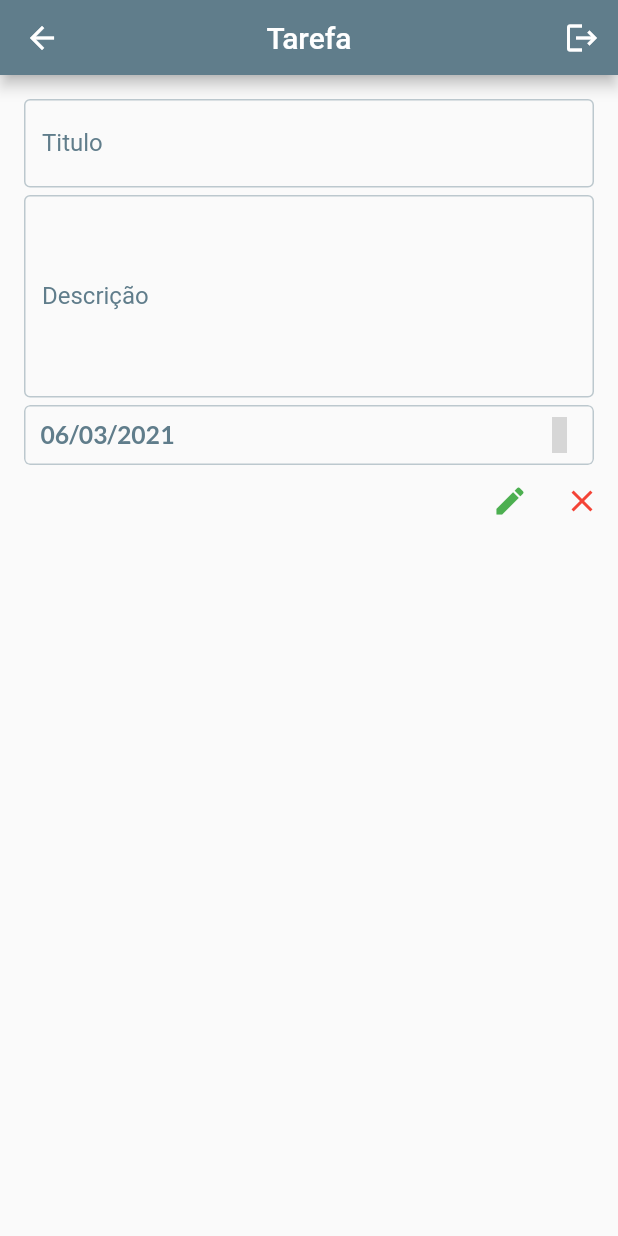
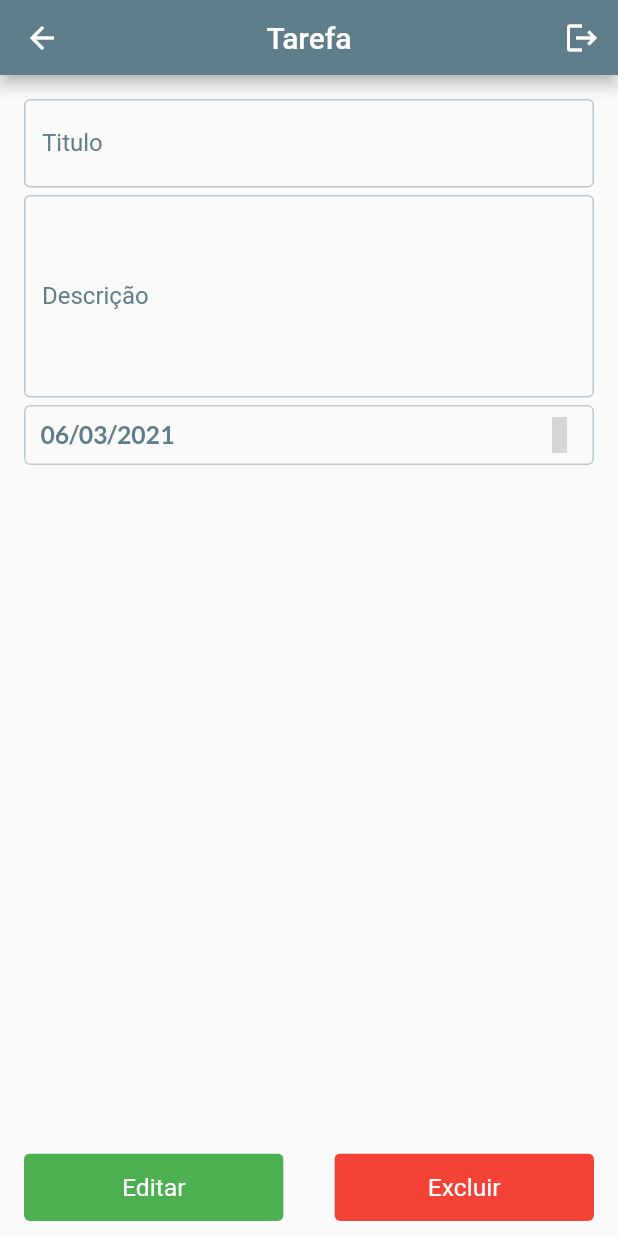
Before and after one commit to weldonsouza/flutter_test_dev, a Flutter app: the TaskList screen opened directly, on a phone screen of 412 x 824 dp. Run offline on Flutter 3.47's test engine with Material 2 defaults, Android fonts, the light colour scheme and no system bars; our stand-ins replace firebase_auth, material_design_icons_flutter, sqflite; accounts and stored records are empty; statements that could not run were skipped; grey boxes are pictures that could not be loaded.

Commit message:
Criando tela de tarefa

```diff
--- a/lib/controller/task_controller.dart
+++ b/lib/controller/task_controller.dart
@@ -14,31 +14,64 @@ final FocusNode descriptionFocusTask = FocusNode();
 
 var idTask;
 
-saveDataTask() async {
-  if (formKeyTask.currentState.validate()) {
+//Atualizar tarefa
+updateDataTask(context, idTask) async {
+  if (titleControllerTask.text.isNotEmpty &&
+      descriptionControllerTask.text.isNotEmpty) {
+    //Converter o formato da data
     if (dateSelected != null) {
       dateFormatTask = '${DateFormat('dd/MM/yyyy').format(dateSelected)}';
     } else {
       dateFormatTask = '$dataIni';
     }
 
-    //Salvar dados no sqlite
-    var dataSave = await dbBase.updateBaseDB(
+    //Atualizar dados no sqlite
+    var dataUpdate = await dbBase.updateBaseDB(
       BaseModel(
-          id: idTask,
-          title: titleControllerTask.text,
-          description: descriptionControllerTask.text,
-          date: dateFormatTask,
+        id: int.parse(idTask),
+        title: titleControllerTask.text,
+        description: descriptionControllerTask.text,
+        date: dateFormatTask,
+        maker: userMaker,
       ),
     );
 
-    print(dataSave);
-    if (dataSave > 0) {
+    if (dataUpdate > 0) {
+      onMSG(
+        scaffoldKeyTask,
+        '${descriptionControllerTask.text} alterado com sucesso!',
+      );
+
       idTask = '';
       titleControllerTask.text = '';
       descriptionControllerTask.text = '';
+
+      Future.delayed(Duration(milliseconds: 1000), () {
+        Navigator.of(context).pop();
+      });
     }
   } else {
-    onMSG(scaffoldKeyTask , 'Campos obrigatórios!');
+    onMSG(scaffoldKeyTask, 'Campos obrigatórios!');
   }
 }
+
+//Deletar terefa
+deleteTask(context, idTask) async {
+  if (titleControllerTask.text.isNotEmpty &&
+      descriptionControllerTask.text.isNotEmpty) {
+    //Exluir a tarefa
+    var dataDelete = await dbBase.deleteBaseDB(idTask);
+
+    if (dataDelete == 1) {
+      titleControllerTask.text = '';
+      descriptionControllerTask.text = '';
+
+      onMSG(scaffoldKeyTask,
+          '${descriptionControllerTask.text} excluido com sucesso!');
+
+      Future.delayed(Duration(milliseconds: 1000), () {
+        Navigator.of(context).pop();
+      });
+    }
+  }
+}
--- a/lib/view/task_list/task_list.dart
+++ b/lib/view/task_list/task_list.dart
@@ -1,13 +1,21 @@
 import 'package:flutter/material.dart';
 import 'package:flutter_test_dev/components/custom_appbar.dart';
+import 'package:flutter_test_dev/components/custom_text_field.dart';
 import 'package:flutter_test_dev/controller/global_functions.dart';
 import 'package:flutter_test_dev/controller/task_controller.dart';
 import 'package:flutter_test_dev/utils/globals.dart';
 import 'package:intl/intl.dart';
 import 'package:material_design_icons_flutter/material_design_icons_flutter.dart';
 
+// ignore: must_be_immutable
 class TaskList extends StatefulWidget {
-  TaskList({Key key}) : super(key: key);
+  int id;
+  String title;
+  String description;
+  String date;
+
+  TaskList({this.id, this.title, this.description, this.date, Key key})
+      : super(key: key);
 
   @override
   _TaskListState createState() => _TaskListState();
@@ -17,13 +25,15 @@ class _TaskListState extends State<TaskList> {
   @override
   void initState() {
     super.initState();
-    titleControllerTask.text = '';
-    descriptionControllerTask.text = '';
-    dateSelected = DateTime.now();
+    idTask = '';
+    titleControllerTask.text = widget.title;
+    descriptionControllerTask.text = widget.description;
+    dateSelected = DateFormat('dd/MM/yyyy').parse(widget.date);
   }
 
   @override
   Widget build(BuildContext context) {
+    //Vereficar se a data esta vazia
     var dateFormatTask = Container(
       alignment: Alignment.center,
       child: dateSelected != null
@@ -50,96 +60,62 @@ class _TaskListState extends State<TaskList> {
     );
 
     return Scaffold(
+      key: scaffoldKeyTask,
+      resizeToAvoidBottomInset: false,
       appBar: PreferredSize(
         preferredSize: Size.fromHeight(50.0),
         child: CustomAppBar('Tarefa'),
       ),
-      body: SingleChildScrollView(
-        child: Form(
+      body: Form(
         key: formKeyTask,
+        child: Stack(
+          children: [
+            Positioned(
+              child: Align(
+                alignment: FractionalOffset.bottomRight,
+                child: Row(
+                  mainAxisAlignment: MainAxisAlignment.spaceBetween,
+                  crossAxisAlignment: CrossAxisAlignment.center,
+                  mainAxisSize: MainAxisSize.max,
+                  children: [
+                    Padding(
+                      padding: EdgeInsets.only(left: 16),
+                      child: _button('Editar', Colors.green),
+                    ),
+                    Padding(
+                      padding: EdgeInsets.only(right: 16),
+                      child: _button('Excluir', Colors.red),
+                    ),
+                  ],
+                ),
+              ),
+            ),
+            SingleChildScrollView(
               child: Column(
                 children: [
-              Container(
-                width: mediaQuery(context, 1),
-                margin: EdgeInsets.only(
-                  top: 16,
-                  left: 16,
-                  right: 16,
-                  bottom: 5,
-                ),
-                child: TextFormField(
+                  CustomTextField(
+                    labelText: 'Titulo',
+                    marginTop: 16,
+                    marginBottom: 5,
                     controller: titleControllerTask,
                     keyboardType: TextInputType.text,
                     textInputAction: TextInputAction.next,
                     focusNode: titleFocusTask,
-                  validator: validateTitle,
-                  autovalidate: true,
-                  onFieldSubmitted: (value) {
-                    FocusScope.of(context).requestFocus(descriptionFocusTask);
-                  },
-                  cursorColor: colorDark,
-                  style: TextStyle(
-                    color: colorDark,
+                    focusScope: descriptionFocusTask,
+                    validate: validateTitle,
+                    colorBord: colorDark.withOpacity(0.4),
                   ),
-                  decoration: InputDecoration(
-                    counterText: '',
-                    enabledBorder: OutlineInputBorder(
-                      borderSide: BorderSide(
-                        color: colorDark.withOpacity(0.4),
-                      ),
-                    ),
-                    focusedBorder: OutlineInputBorder(
-                      borderSide: BorderSide(
-                        color: colorDark.withOpacity(0.4),
-                      ),
-                    ),
-                    labelText: 'Titulo',
-                    labelStyle: TextStyle(
-                      color: colorDark,
-                    ),
-                  ),
-                ),
-              ),
-              Container(
-                width: mediaQuery(context, 1),
-                margin: EdgeInsets.only(
-                  left: 16,
-                  right: 16,
-                  bottom: 5,
-                ),
-                child: TextFormField(
+                  CustomTextField(
+                    labelText: 'Descrição',
+                    marginBottom: 5,
+                    marginTop: 0,
                     controller: descriptionControllerTask,
                     keyboardType: TextInputType.text,
                     textInputAction: TextInputAction.done,
                     focusNode: descriptionFocusTask,
-                  validator: validateDescription,
-                  autovalidate: true,
-                  onFieldSubmitted: (value) {
-                    FocusScope.of(context).requestFocus(FocusNode());
-                  },
-                  cursorColor: colorDark,
-                  style: TextStyle(
-                    color: colorDark,
-                  ),
+                    validate: validateDescription,
                     maxLines: 5,
-                  decoration: InputDecoration(
-                    counterText: '',
-                    enabledBorder: OutlineInputBorder(
-                      borderSide: BorderSide(
-                        color: colorDark.withOpacity(0.4),
-                      ),
-                    ),
-                    focusedBorder: OutlineInputBorder(
-                      borderSide: BorderSide(
-                        color: colorDark.withOpacity(0.4),
-                      ),
-                    ),
-                    labelText: 'Descrição',
-                    labelStyle: TextStyle(
-                      color: colorDark,
-                    ),
-                  ),
-                ),
+                    colorBord: colorDark.withOpacity(0.4),
                   ),
                   Padding(
                     padding: EdgeInsets.symmetric(
@@ -182,52 +158,52 @@ class _TaskListState extends State<TaskList> {
                       ),
                     ),
                   ),
-              Row(
-                mainAxisAlignment: MainAxisAlignment.end,
-                children: [
-                  IconButton(
-                    icon: Icon(
-                      Icons.edit,
-                      color: Colors.green,
-                    ),
-                  ),
-                  IconButton(
-                    icon: Icon(
-                      Icons.close,
-                      color: Colors.red,
+                ],
               ),
             ),
           ],
         ),
-              /*Positioned(
-              child: Align(
-                alignment: FractionalOffset.bottomRight,
-                child: Padding(
-                  padding: EdgeInsets.symmetric(
-                    vertical: 10,
-                    horizontal: 15,
       ),
+    );
+  }
+
+  _button(title, color) {
+    return Padding(
+      padding: EdgeInsets.only(
+        bottom: 10,
+      ),
+      child: ClipRRect(
+        borderRadius: BorderRadius.all(Radius.circular(4)),
+        child: Material(
+          color: color,
+          child: InkWell(
+            onTap: () {
+              //Remover foco do campo de texto
+              titleFocusTask.unfocus();
+              descriptionFocusTask.unfocus();
+
+              if (title == 'Editar') {
+                updateDataTask(context, widget.id.toString());
+              } else {
+                deleteTask(context, widget.id);
+              }
+            },
             child: Container(
+              width: mediaQuery(context, 0.42),
+              height: 45,
               padding: EdgeInsets.all(8),
               decoration: BoxDecoration(
                 borderRadius: BorderRadius.circular(4),
-                      color: Colors.red,
-                      border: Border.all(
-                        color: Colors.red,
               ),
-                    ),
+              alignment: Alignment.center,
               child: Text(
-                      'Excluir',
+                '$title',
                 style: TextStyle(
                   color: Colors.white,
                   fontSize: mediaQuery(context, 0.04),
                 ),
               ),
             ),
-                ),
-              ),
-            ),*/
-            ],
           ),
         ),
       ),
@@ -239,8 +215,8 @@ class _TaskListState extends State<TaskList> {
     dateSelected = await showDatePicker(
       context: context,
       initialDate: DateTime.now(),
-      firstDate: DateTime.now().subtract(Duration(days: 30)),
-      lastDate: DateTime.now().add(Duration(days: 10)),
+      firstDate: DateTime(2019),
+      lastDate: DateTime(2050),
       builder: (BuildContext context, Widget child) {
         return Theme(
           data: ThemeData(
```
Lines whose indentation alone changed are shown as unchanged.
